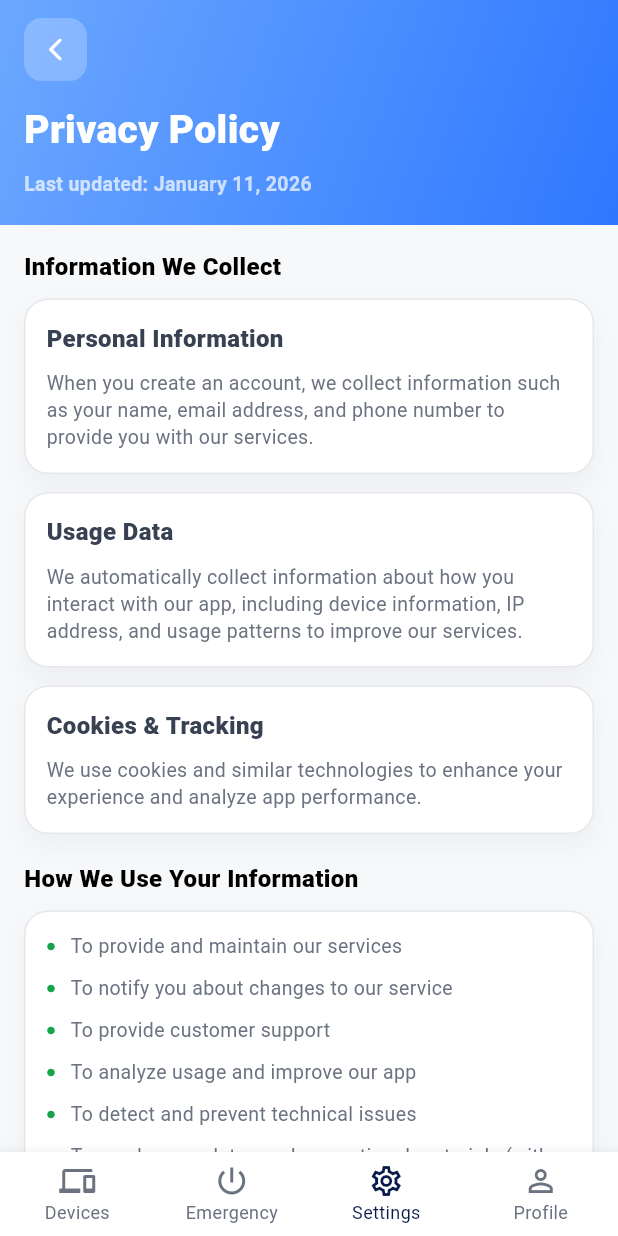
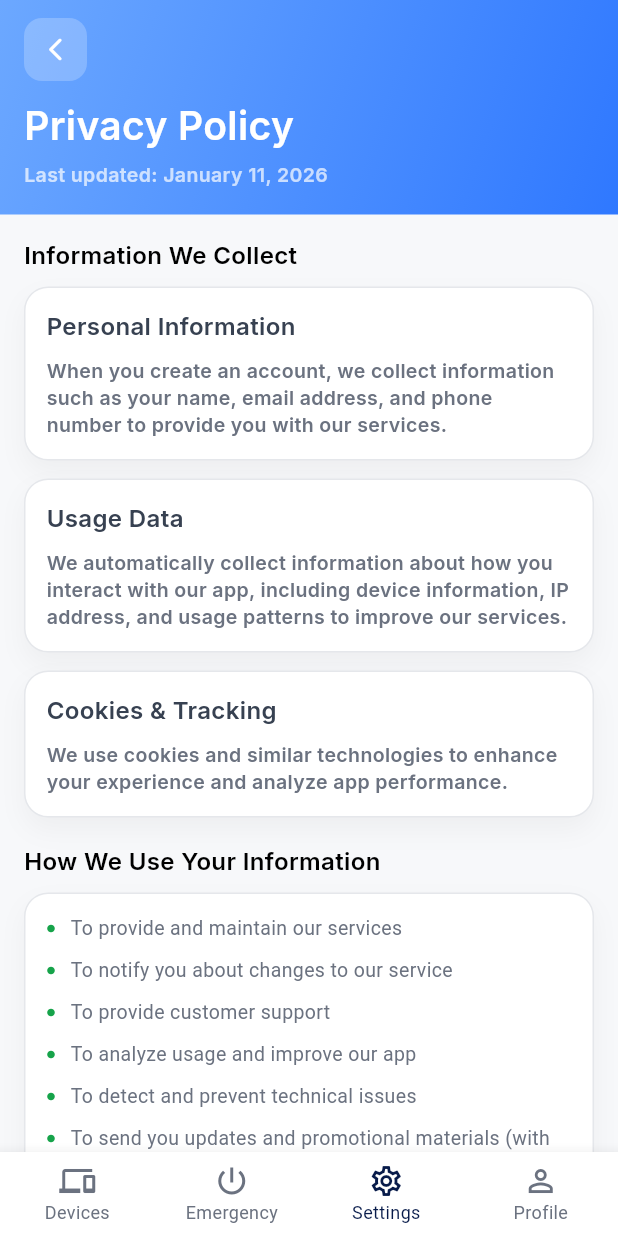
Before and after one commit to ifti-git-new/skudyx-app, a Flutter app: the PrivacyPolicyScreen screen opened by its route, on a phone screen of 412 x 824 dp. Run offline on Flutter 3.47's test engine with Material 3 defaults, Android fonts, the phone set to English and light mode, and no system bars; our stand-ins replace camera, flutter_svg, go_router, google_fonts, permission_handler, shared_preferences; accounts and stored records are empty; project files that could hold a hidden picture were left out.

Commit message:
privacy policy done

```diff
--- a/lib/core/theme/app_text_styles.dart
+++ b/lib/core/theme/app_text_styles.dart
@@ -27,7 +27,7 @@ abstract class AppTextStyles {
 
   static TextStyle get h2light => GoogleFonts.inter(
     fontSize: 26,
-    fontWeight: FontWeight.w700,
+    fontWeight: FontWeight.w600,
     height: 1.20,
     color: AppColors.text,
   );
--- a/lib/features/settings/presentation/screens/privacy_policy_screen.dart
+++ b/lib/features/settings/presentation/screens/privacy_policy_screen.dart
@@ -1,5 +1,6 @@
 import 'package:flutter/material.dart';
 import 'package:go_router/go_router.dart';
+import 'package:skudyx/core/theme/app_text_styles.dart';
 
 class PrivacyPolicyScreen extends StatelessWidget {
   const PrivacyPolicyScreen({super.key});
@@ -51,18 +52,14 @@ class PrivacyPolicyScreen extends StatelessWidget {
                   ),
                 ),
                 const SizedBox(height: 14),
-                const Text(
+                Text(
                   'Privacy Policy',
-                  style: TextStyle(
-                    fontSize: 26,
-                    fontWeight: FontWeight.w900,
-                    color: Colors.white,
-                  ),
+                  style: AppTextStyles.h2light.copyWith(color: Colors.white),
                 ),
                 const SizedBox(height: 8),
-                const Text(
+                Text(
                   'Last updated: January 11, 2026',
-                  style: TextStyle(
+                  style: AppTextStyles.subtitle.copyWith(
                     fontSize: 13,
                     color: Colors.white70,
                     fontWeight: FontWeight.w600,
@@ -157,9 +154,8 @@ class _SectionTitle extends StatelessWidget {
       padding: const EdgeInsets.only(bottom: 10),
       child: Text(
         text,
-        style: const TextStyle(
+        style: AppTextStyles.subtitle.copyWith(
           fontSize: 16,
-          fontWeight: FontWeight.w900,
           color: Colors.black,
         ),
       ),
@@ -211,9 +207,8 @@ class _InfoBlock extends StatelessWidget {
         if (title.trim().isNotEmpty) ...[
           Text(
             title,
-            style: const TextStyle(
+            style: AppTextStyles.subtitle.copyWith(
               fontSize: 16,
-              fontWeight: FontWeight.w900,
               color: Color(0xFF374151),
             ),
           ),
@@ -221,7 +216,11 @@ class _InfoBlock extends StatelessWidget {
         ],
         Text(
           body,
-          style: const TextStyle(fontSize: 13, color: _muted, height: 1.35),
+          style: AppTextStyles.subtitle.copyWith(
+            fontSize: 13,
+            color: _muted,
+            height: 1.35,
+          ),
         ),
       ],
     );
```
Also changed, not shown: lib/features/settings/presentation/screens/faqs_screen.dart (+7 -18 lines), lib/features/settings/presentation/screens/notification_preferences_screen.dart (+30 -16 lines).
